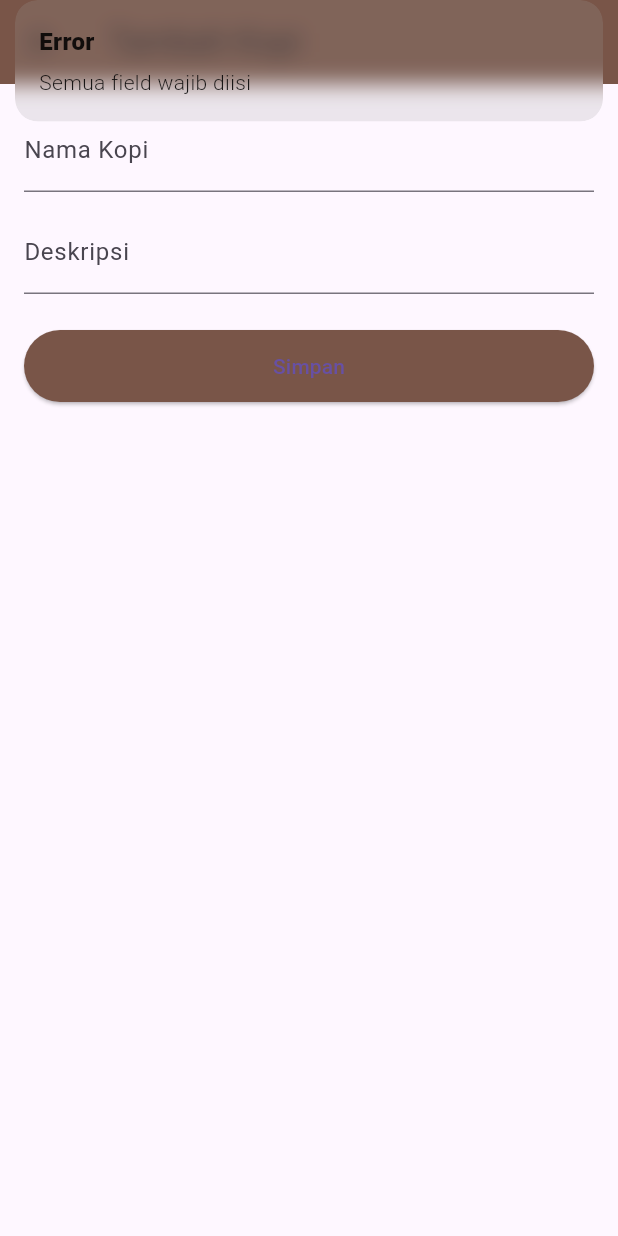
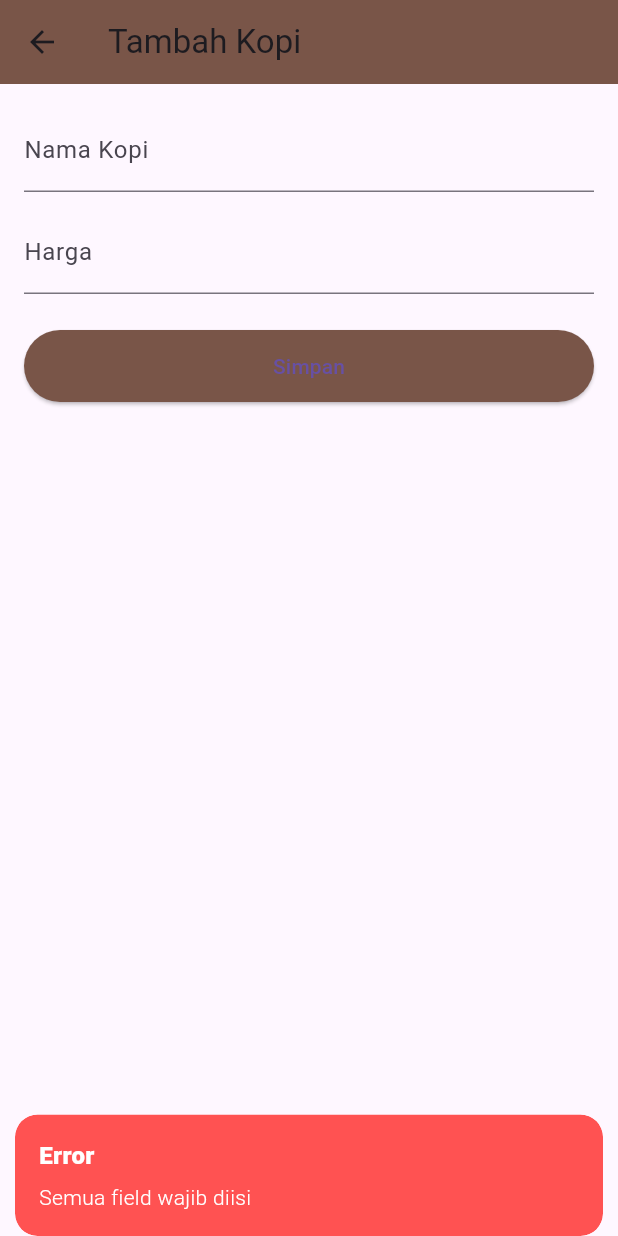
Before and after one commit to muyajid/Kopi-gayo-firestore, a Flutter app: the MenuFormPage screen opened by its route, after a tap on "Simpan", on a phone screen of 412 x 824 dp. Run offline on Flutter 3.47's test engine with Material 3 defaults, Android fonts, the phone set to English and light mode, and no system bars; our stand-ins replace cloud_firestore, firebase_core, flutter_dotenv, get, webview_flutter; accounts and stored records are empty.

```diff
--- a/lib/controllers/kopi.controller.dart
+++ b/lib/controllers/kopi.controller.dart
@@ -1,26 +1,71 @@
 import 'package:cloud_firestore/cloud_firestore.dart';
+import 'package:flutter/material.dart';
 import 'package:get/get.dart';
 import 'package:project_bebas_deh/models/kopi.model.dart';
 
 class KopiController extends GetxController {
   final FirebaseFirestore _db = FirebaseFirestore.instance;
   var kopis = <Kopi>[].obs;
+  late TextEditingController namaController;
+  late TextEditingController hargaController;
+  var selectedKopiId = ''.obs;
+  var isEditMode = false.obs;
 
   @override
   void onInit() {
-    // TODO: implement onInit
     super.onInit();
+    namaController = TextEditingController();
+    hargaController = TextEditingController();
     ambilKopi();
   }
 
-  Future<void> tambahKopi(String nama, String deskripsi) async {
-    await _db.collection('kopi').add({'nama': nama, 'deskripsi': deskripsi});
+  void initForm(Kopi? kopi) {
+    if (kopi != null) {
+      isEditMode.value = true;
+      selectedKopiId.value = kopi.id;
+      namaController.text = kopi.nama;
+      hargaController.text = kopi.harga.toString();
+    } else {
+      isEditMode.value = false;
+      selectedKopiId.value = '';
+      namaController.clear();
+      hargaController.clear();
+    }
+  }
+
+  void simpanData() {
+    final nama = namaController.text.trim();
+    final harga = hargaController.text.trim();
+    if (nama.isEmpty || harga.isEmpty) {
+      Get.snackbar(
+        "Error",
+        "Semua field wajib diisi",
+        backgroundColor: Colors.redAccent,
+        colorText: Colors.white,
+        snackPosition: SnackPosition.BOTTOM,
+      );
+      return;
+    }
+
+    if (isEditMode.value) {
+      updateKopi(
+        Kopi(id: selectedKopiId.value, nama: nama, harga: int.parse(harga)),
+      );
+    } else {
+      tambahKopi(nama, harga);
+    }
+
+    Get.back();
+  }
+
+  Future<void> tambahKopi(String nama, String harga) async {
+    await _db.collection('kopi').add({'nama': nama, 'harga': int.parse(harga)});
   }
 
   Future<void> updateKopi(Kopi kopi) async {
     await _db.collection('kopi').doc(kopi.id).update({
       'nama': kopi.nama,
-      'deskripsi': kopi.deskripsi,
+      'harga': kopi.harga,
     });
   }
 
--- a/lib/main.dart
+++ b/lib/main.dart
@@ -3,12 +3,13 @@ import 'package:get/get.dart';
 import 'package:firebase_core/firebase_core.dart';
 import 'routes/app_pages.dart';
 import 'routes/app_routes.dart';
-import 'controllers/kopi.controller.dart';
+import 'package:flutter_dotenv/flutter_dotenv.dart';
 
 void main() async {
   WidgetsFlutterBinding.ensureInitialized();
 
   await Firebase.initializeApp();
+  await dotenv.load(fileName: ".env");
 
   runApp(const MyApp());
 }
--- a/lib/models/kopi.model.dart
+++ b/lib/models/kopi.model.dart
@@ -1,16 +1,16 @@
 class Kopi {
   String id;
   String nama;
-  String deskripsi;
+  int harga;
 
-  Kopi({required this.id, required this.nama, required this.deskripsi});
+  Kopi({required this.id, required this.nama, required this.harga});
 
   Map<String, dynamic> toJson() => {
     'id': id,
     'nama': nama,
-    'deskripsi': deskripsi,
+    'harga': harga,
   };
 
   factory Kopi.fromJson(Map<String, dynamic> json, String id) =>
-      Kopi(id: id, nama: json['nama'], deskripsi: json['deskripsi']);
+      Kopi(id: id, nama: json['nama'], harga: json['harga'] ?? 0);
 }
--- a/lib/pages/menu_form_page.dart
+++ b/lib/pages/menu_form_page.dart
@@ -10,19 +10,13 @@ class MenuFormPage extends StatelessWidget {
 
   @override
   Widget build(BuildContext context) {
-    final Kopi? kopi = Get.arguments as Kopi?;
-    final bool isUpdate = kopi != null;
-
-    final TextEditingController namaController = TextEditingController(
-      text: kopi?.nama ?? '',
-    );
-    final TextEditingController deskripsiController = TextEditingController(
-      text: kopi?.deskripsi ?? '',
-    );
-    // PAGE TAMBAH / EDIT
+    final Kopi? kopiArg = Get.arguments as Kopi?;
+    controller.initForm(kopiArg);
     return Scaffold(
       appBar: AppBar(
-        title: Text(isUpdate ? "Edit Kopi" : "Tambah Kopi"),
+        title: Obx(
+          () => Text(controller.isEditMode.value ? "Edit Kopi" : "Tambah Kopi"),
+        ),
         backgroundColor: Colors.brown,
       ),
       body: Padding(
@@ -30,13 +24,13 @@ class MenuFormPage extends StatelessWidget {
         child: Column(
           children: [
             TextField(
-              controller: namaController,
+              controller: controller.namaController,
               decoration: const InputDecoration(labelText: "Nama Kopi"),
             ),
             const SizedBox(height: 12),
             TextField(
-              controller: deskripsiController,
-              decoration: const InputDecoration(labelText: "Deskripsi"),
+              controller: controller.hargaController,
+              decoration: const InputDecoration(labelText: "Harga"),
             ),
             const SizedBox(height: 24),
             ElevatedButton(
@@ -45,39 +39,15 @@ class MenuFormPage extends StatelessWidget {
                 minimumSize: const Size(double.infinity, 48),
               ),
               onPressed: () {
-                simpanData(kopi, namaController, deskripsiController, isUpdate);
+                controller.simpanData();
               },
-              child: Text(isUpdate ? "Update" : "Simpan"),
+              child: Obx(
+                () => Text(controller.isEditMode.value ? "Update" : "Simpan"),
+              ),
             ),
           ],
         ),
       ),
     );
   }
-
-  // UPDATE
-  void simpanData(
-    Kopi? kopi,
-    TextEditingController namaController,
-    TextEditingController deskripsiController,
-    bool isUpdate,
-  ) {
-    final nama = namaController.text.trim();
-    final deskripsi = deskripsiController.text.trim();
-
-    if (nama.isEmpty || deskripsi.isEmpty) {
-      Get.snackbar("Error", "Semua field wajib diisi");
-      return;
-    }
-
-    if (isUpdate) {
-      controller.updateKopi(
-        Kopi(id: kopi!.id, nama: nama, deskripsi: deskripsi),
-      );
-    } else {
-      controller.tambahKopi(nama, deskripsi);
-    }
-
-    Get.back();
-  }
 }
--- a/lib/routes/app_pages.dart
+++ b/lib/routes/app_pages.dart
@@ -2,7 +2,6 @@ import 'package:get/get.dart';
 import 'package:project_bebas_deh/bindings/kopi.binding.dart';
 import 'package:project_bebas_deh/pages/menu_page.dart';
 import 'package:project_bebas_deh/pages/menu_form_page.dart';
-import 'package:project_bebas_deh/controllers/kopi.controller.dart';
 import 'app_routes.dart';
 
 class AppPages {
--- a/lib/widgets/menu_card.dart
+++ b/lib/widgets/menu_card.dart
@@ -1,17 +1,20 @@
 import 'package:flutter/material.dart';
 import 'package:get/get.dart';
+import 'package:project_bebas_deh/controllers/payment_controller.dart';
 import '../models/kopi.model.dart';
 import '../controllers/kopi.controller.dart';
 
 class MenuCard extends StatelessWidget {
   final Kopi kopi;
 
-  const MenuCard({super.key, required this.kopi});
+  MenuCard({super.key, required this.kopi});
+
+  final KopiController kopiController = Get.find();
+  final PaymentController paymentController = Get.put(PaymentController());
+  final KopiController controller = Get.find();
 
   @override
   Widget build(BuildContext context) {
-    final KopiController controller = Get.find();
-
     return Card(
       elevation: 4,
       shape: RoundedRectangleBorder(
@@ -27,12 +30,18 @@ class MenuCard extends StatelessWidget {
           ),
         ),
         subtitle: Text(
-          kopi.deskripsi,
+          kopi.harga.toString(),
           style: const TextStyle(color: Colors.brown),
         ),
         trailing: Row(
           mainAxisSize: MainAxisSize.min,
           children: [
+            IconButton(
+              icon: const Icon(Icons.shopping_cart, color: Colors.green),
+              onPressed: () {
+                paymentController.buatPesanan(kopi.harga, kopi.nama);
+              },
+            ),
             // UPDATE
             IconButton(
               icon: const Icon(Icons.edit, color: Colors.blue),
--- a/lib/widgets/menu_layout_potrait.dart
+++ b/lib/widgets/menu_layout_potrait.dart
@@ -1,5 +1,4 @@
 import 'package:flutter/material.dart';
-import 'package:cloud_firestore/cloud_firestore.dart';
 import 'package:project_bebas_deh/models/kopi.model.dart';
 import 'menu_card.dart';
 
--- a/lib/widgets/responsive_menu_layout.dart
+++ b/lib/widgets/responsive_menu_layout.dart
@@ -1,5 +1,4 @@
 import 'package:flutter/material.dart';
-import 'package:cloud_firestore/cloud_firestore.dart';
 import 'package:project_bebas_deh/models/kopi.model.dart';
 import 'menu_layout_potrait.dart';
 import 'menu_layout_landscape.dart';
```
Also changed, not shown: lib/controllers/payment_controller.dart (added, +46 -0 lines), lib/pages/payment_webview.dart (added, +34 -0 lines), pubspec.yaml (+5 -3 lines), pubspec.lock, 4 other files.
